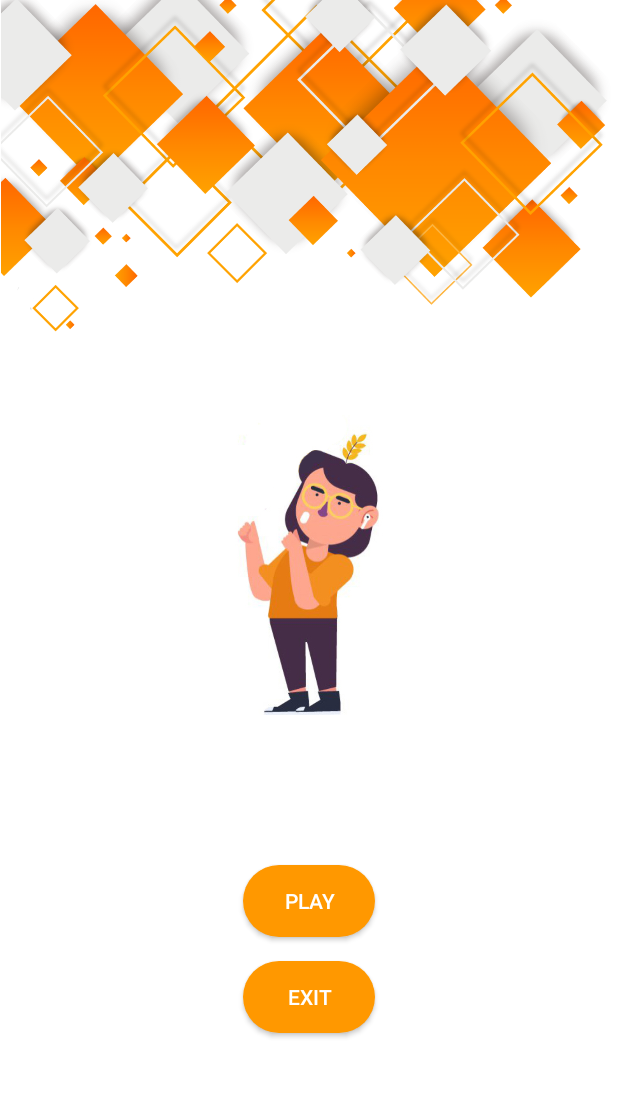
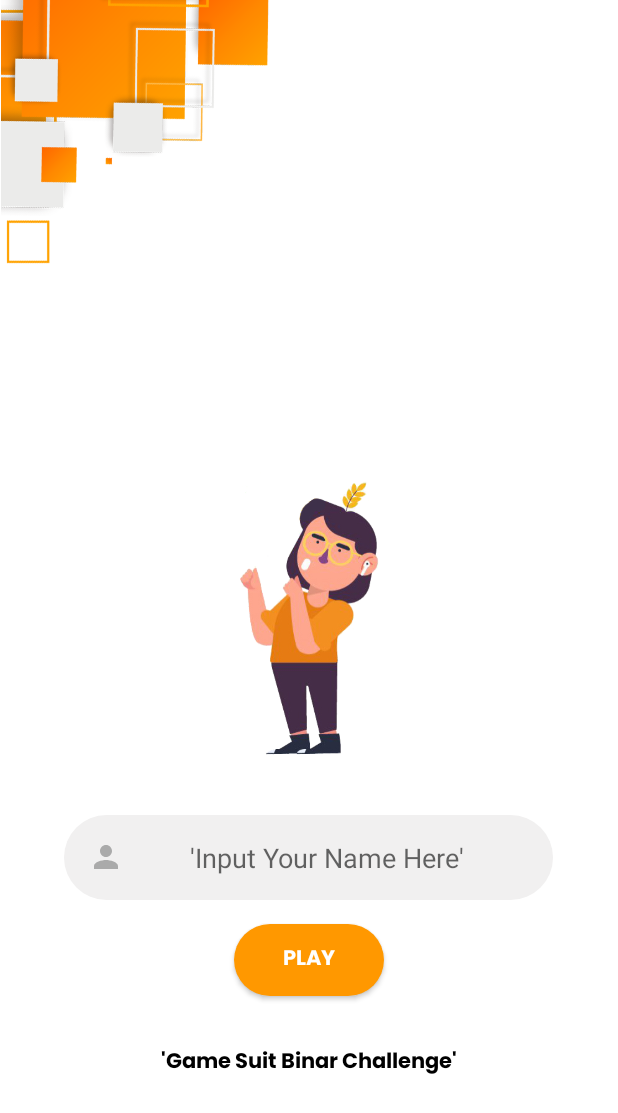
Before and after one commit to affanzanuar/Challenge-Chapter-4, an Android app: the screen it shows after launch (MainActivity), on a phone screen of 412 x 824 dp. Shown: the top 1113 px of the screen. Run offline under Robolectric (Android 15) with nearby library versions, the phone set to English and light mode, and no system bars.

Commit message:
Membuat form input player name

```diff
--- a/app/src/main/AndroidManifest.xml
+++ b/app/src/main/AndroidManifest.xml
@@ -14,6 +14,9 @@
         android:theme="@style/Theme.ChallengeChapter4"
         tools:targetApi="31">
         <activity
+            android:name=".PlayActivity"
+            android:exported="false" />
+        <activity
             android:name=".MainActivity"
             android:exported="true">
             <intent-filter>
--- a/app/src/main/java/com/affan/challengechapter4/MainActivity.kt
+++ b/app/src/main/java/com/affan/challengechapter4/MainActivity.kt
@@ -1,11 +1,52 @@
 package com.affan.challengechapter4
 
+import android.content.Intent
 import androidx.appcompat.app.AppCompatActivity
 import android.os.Bundle
+import android.view.View
+import android.widget.Button
+import android.widget.EditText
 
-class MainActivity : AppCompatActivity() {
+class MainActivity : AppCompatActivity(), View.OnClickListener {
+
+    private lateinit var btnPlay : Button
+    private lateinit var edtInputName : EditText
+
     override fun onCreate(savedInstanceState: Bundle?) {
         super.onCreate(savedInstanceState)
         setContentView(R.layout.activity_main)
+
+        initComponent()
+
+        btnPlay.setOnClickListener(this)
+
+    }
+
+    private fun initComponent(){
+        btnPlay = findViewById(R.id.btn_play)
+        edtInputName = findViewById(R.id.edt_input_name)
+    }
+
+    override fun onClick(p0: View?) {
+        if (p0?.id == R.id.btn_play){
+            var isEmptyName = false
+            val inputName = edtInputName.text.toString()
+
+            if (inputName.isEmpty()){
+                isEmptyName = true
+                edtInputName.error = "This field must be filled"
+            }
+
+            if (!isEmptyName){
+                val playActivity = Intent(this,PlayActivity::class.java)
+                playActivity.putExtra(PlayActivity.PLAYER_NAME,inputName)
+                startActivity(playActivity)
+            }
+
+        }
+    }
+
+    companion object{
+        const val INPUT_NAME = "input_name"
     }
 }
--- /dev/null
+++ b/app/src/main/java/com/affan/challengechapter4/PlayActivity.kt
@@ -0,0 +1,29 @@
+package com.affan.challengechapter4
+
+import androidx.appcompat.app.AppCompatActivity
+import android.os.Bundle
+import android.widget.TextView
+
+class PlayActivity : AppCompatActivity() {
+
+    lateinit var tvPlayerName : TextView
+
+    override fun onCreate(savedInstanceState: Bundle?) {
+        super.onCreate(savedInstanceState)
+        setContentView(R.layout.activity_play)
+
+        initComponent()
+
+        val playerName = intent.getStringExtra(PLAYER_NAME)
+        tvPlayerName.text = playerName.toString()
+
+    }
+
+    private fun initComponent(){
+        tvPlayerName = findViewById(R.id.tv_player_name)
+    }
+
+    companion object{
+        const val PLAYER_NAME = "player_name"
+    }
+}
--- /dev/null
+++ b/app/src/main/res/drawable/ic_baseline.xml
@@ -0,0 +1,5 @@
+<vector android:height="24dp" android:tint="#AAAAAA"
+    android:viewportHeight="24" android:viewportWidth="24"
+    android:width="24dp" xmlns:android="http://schemas.android.com/apk/res/android">
+    <path android:fillColor="@android:color/white" android:pathData="M12,12c2.21,0 4,-1.79 4,-4s-1.79,-4 -4,-4 -4,1.79 -4,4 1.79,4 4,4zM12,14c-2.67,0 -8,1.34 -8,4v2h16v-2c0,-2.66 -5.33,-4 -8,-4z"/>
+</vector>
--- /dev/null
+++ b/app/src/main/res/layout-land/activity_main.xml
@@ -0,0 +1,87 @@
+<?xml version="1.0" encoding="utf-8"?>
+<LinearLayout xmlns:android="http://schemas.android.com/apk/res/android"
+    xmlns:app="http://schemas.android.com/apk/res-auto"
+    android:layout_width="match_parent"
+    android:layout_height="match_parent"
+    android:background="@color/white"
+    android:orientation="horizontal">
+
+    <androidx.constraintlayout.widget.ConstraintLayout
+        android:layout_width="0dp"
+        android:layout_weight="1"
+        android:orientation="vertical"
+        android:layout_height="match_parent">
+
+        <ImageView
+            android:id="@+id/iv_background_menu"
+            android:layout_width="match_parent"
+            android:layout_height="wrap_content"
+            android:adjustViewBounds="true"
+            android:maxWidth="200dp"
+            android:maxHeight="200dp"
+            android:scaleType="fitStart"
+            android:src="@drawable/background_menu"
+            app:layout_constraintStart_toStartOf="parent"
+            app:layout_constraintTop_toTopOf="parent" />
+
+        <ImageView
+            android:id="@+id/iv_sabrina_menu"
+            android:layout_width="wrap_content"
+            android:layout_height="wrap_content"
+            android:layout_gravity="center_horizontal"
+            android:adjustViewBounds="true"
+            android:maxWidth="200dp"
+            android:maxHeight="200dp"
+            android:scaleType="fitCenter"
+            android:src="@drawable/sabrina_menu"
+            app:layout_constraintBottom_toBottomOf="parent"
+            app:layout_constraintEnd_toEndOf="parent"
+            app:layout_constraintStart_toStartOf="parent"
+            app:layout_constraintTop_toTopOf="@+id/iv_background_menu" />
+
+    </androidx.constraintlayout.widget.ConstraintLayout>
+
+    <LinearLayout
+        android:layout_width="0dp"
+        android:layout_weight="1"
+        android:orientation="vertical"
+        android:gravity="center"
+        android:layout_height="match_parent">
+
+        <TextView
+            android:id="@+id/tv_suit_binar"
+            android:layout_width="wrap_content"
+            android:layout_height="wrap_content"
+            android:text="'Game Suit Binar Challenge'"
+            android:textSize="16sp"
+            android:layout_gravity="center_horizontal"
+            android:fontFamily="@font/poppinsbold"
+            android:textColor="@color/black"/>
+
+        <EditText
+            android:id="@+id/edt_input_name"
+            android:layout_width="300dp"
+            android:layout_height="wrap_content"
+            android:layout_gravity="center_horizontal"
+            android:layout_marginTop="32dp"
+            android:maxLines="1"
+            android:hint="'Input Your Name Here'"
+            android:gravity="center"
+            android:background="@drawable/button_shape"
+            android:drawableStart="@drawable/ic_baseline"
+            android:padding="16dp"
+            android:backgroundTint="@color/grey"/>
+
+        <Button
+            android:id="@+id/btn_play"
+            android:layout_width="wrap_content"
+            android:layout_height="wrap_content"
+            android:background="@drawable/button_shape"
+            android:layout_marginTop="32dp"
+            android:fontFamily="@font/poppinsbold"
+            android:hint="PLAY"
+            android:textColorHint="@color/white"/>
+
+    </LinearLayout>
+
+</LinearLayout>
--- a/app/src/main/res/layout/activity_main.xml
+++ b/app/src/main/res/layout/activity_main.xml
@@ -1,5 +1,5 @@
 <?xml version="1.0" encoding="utf-8"?>
-<LinearLayout xmlns:android="http://schemas.android.com/apk/res/android"
+<RelativeLayout xmlns:android="http://schemas.android.com/apk/res/android"
     xmlns:app="http://schemas.android.com/apk/res-auto"
     xmlns:tools="http://schemas.android.com/tools"
     android:orientation="vertical"
@@ -8,43 +8,65 @@
     android:layout_height="match_parent"
     tools:context=".MainActivity">
 
+
     <ImageView
-        android:layout_width="wrap_content"
+        android:id="@+id/iv_background_menu"
+        android:layout_width="match_parent"
         android:layout_height="wrap_content"
         android:adjustViewBounds="true"
         android:scaleType="fitCenter"
-        android:src="@drawable/background_menu"/>
+        android:src="@drawable/background_menu" />
 
     <ImageView
+        android:id="@+id/iv_sabrina_menu"
         android:layout_width="wrap_content"
         android:layout_height="wrap_content"
+        android:layout_centerInParent="true"
+        android:layout_gravity="center_horizontal"
+        android:adjustViewBounds="true"
         android:maxWidth="200dp"
         android:maxHeight="200dp"
-        android:layout_marginTop="50dp"
         android:scaleType="fitCenter"
-        android:layout_gravity="center_horizontal"
-        android:adjustViewBounds="true"
-        android:src="@drawable/menu_drawable"/>
+        android:src="@drawable/sabrina_menu" />
 
+    <EditText
+        android:id="@+id/edt_input_name"
+        android:layout_width="match_parent"
+        android:layout_height="wrap_content"
+        android:layout_below="@+id/iv_sabrina_menu"
+        android:layout_centerInParent="true"
+        android:drawableStart="@drawable/ic_baseline"
+        android:maxLines="1"
+        android:layout_marginLeft="86dp"
+        android:layout_marginTop="32dp"
+        android:background="@drawable/button_shape"
+        android:backgroundTint="@color/grey"
+        android:gravity="center"
+        android:hint="'Input Your Name Here'"
+        android:padding="16dp" />
 
     <Button
         android:id="@+id/btn_play"
+        android:layout_width="100dp"
+        android:layout_height="wrap_content"
+        android:layout_below="@id/edt_input_name"
+        android:layout_centerInParent="true"
+        android:layout_marginTop="16dp"
+        android:background="@drawable/button_shape"
+        android:fontFamily="@font/poppinsbold"
+        android:hint="PLAY"
+        android:textColorHint="@color/white" />
+
+
+    <TextView
+        android:id="@+id/tv_suit_binar"
         android:layout_width="wrap_content"
         android:layout_height="wrap_content"
-        android:layout_marginTop="100dp"
-        android:layout_gravity="center_horizontal"
-        android:background="@drawable/button_shape"
-        android:hint="PLAY"
-        android:textColorHint="@color/white"/>
+        android:layout_marginTop="32dp"
+        android:text="'Game Suit Binar Challenge'"
+        android:fontFamily="@font/poppinsbold"
+        android:textColor="@color/black"
+        android:layout_centerInParent="true"
+        android:layout_below="@id/btn_play"/>
 
-    <Button
-        android:id="@+id/btn_exit"
-        android:layout_width="wrap_content"
-        android:layout_height="wrap_content"
-        android:layout_marginTop="16dp"
-        android:layout_gravity="center_horizontal"
-        android:background="@drawable/button_shape"
-        android:hint="EXIT"
-        android:textColorHint="@color/white"/>
-
-</LinearLayout>
+</RelativeLayout>
--- /dev/null
+++ b/app/src/main/res/layout/activity_play.xml
@@ -0,0 +1,17 @@
+<?xml version="1.0" encoding="utf-8"?>
+<RelativeLayout xmlns:android="http://schemas.android.com/apk/res/android"
+    xmlns:app="http://schemas.android.com/apk/res-auto"
+    xmlns:tools="http://schemas.android.com/tools"
+    android:layout_width="match_parent"
+    android:layout_height="match_parent"
+    tools:context=".PlayActivity">
+
+    <TextView
+        android:id="@+id/tv_player_name"
+        android:padding="16dp"
+        android:hint="Anonymous"
+        android:textSize="32sp"
+        android:layout_width="wrap_content"
+        android:layout_height="wrap_content"/>
+
+</RelativeLayout>
--- a/app/src/main/res/values/colors.xml
+++ b/app/src/main/res/values/colors.xml
@@ -3,5 +3,6 @@
     <color name="orange_200">#FFCC80</color>
     <color name="orange_500">#FF9800</color>
     <color name="black">#FF000000</color>
+    <color name="grey">#F1F0F0</color>
     <color name="white">#FFFFFFFF</color>
 </resources>
```
Also changed, not shown: app/src/main/res/drawable/background_menu.png, app/src/main/res/drawable/menu_drawable.jpg (deleted), app/src/main/res/drawable/sabrina_menu.png (added).
